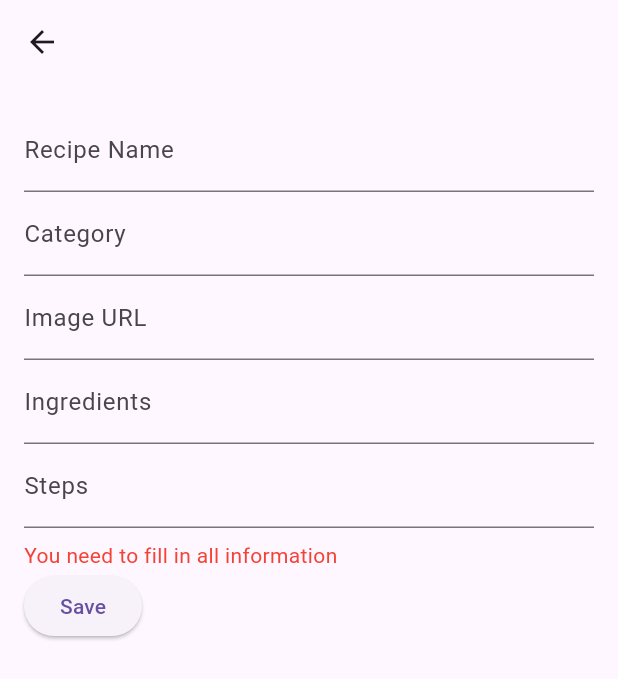
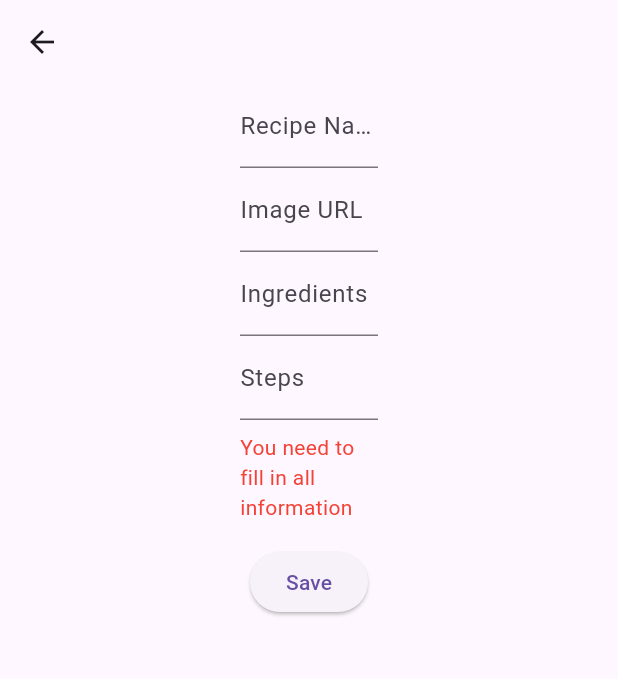
Before and after one commit to JuliePrazakova/Flutter-recipe-app, a Flutter app: the RecipeDetailsPage screen opened directly with empty values, after a tap on "Save", on a phone screen of 412 x 824 dp. Shown: the top 679 px of the screen. Run offline on Flutter 3.47's test engine with Material 3 defaults, Android fonts, the phone set to English and light mode, and no system bars; our stand-ins replace cloud_firestore, firebase_auth, firebase_core, flutter_riverpod, infinite_scroll_pagination; accounts and stored records are empty; statements that could not run were skipped.

Commit message:
RecipeDetail UI updated

```diff
--- a/lib/pages/add_recipe.dart
+++ b/lib/pages/add_recipe.dart
@@ -6,7 +6,6 @@ import '../models/categories.dart';
 import '../providers/category_provider.dart';
 import '../providers/recipe_provider.dart';
 import '../models/recipe.dart';
-import 'app_bar.dart';
 
 class AddRecipePage extends ConsumerWidget {
   const AddRecipePage({Key? key}) : super(key: key);
--- a/lib/pages/recipe_detail.dart
+++ b/lib/pages/recipe_detail.dart
@@ -10,28 +10,27 @@ class RecipeDetailsPage extends ConsumerWidget {
 
   @override
   Widget build(BuildContext context, WidgetRef ref) {
-    final TextEditingController nameController = TextEditingController(text: recipe.name);
-    final TextEditingController categoryController = TextEditingController(text: recipe.categoryId);
-    final TextEditingController imageController = TextEditingController(text: recipe.image);
-    final TextEditingController ingredientsController = TextEditingController(text: recipe.ingredients.join('\n'));
-    final TextEditingController stepsController = TextEditingController(text: recipe.steps.join('\n'));
+    final TextEditingController nameController =
+        TextEditingController(text: recipe.name);
+    final TextEditingController imageController =
+        TextEditingController(text: recipe.image);
+    final TextEditingController ingredientsController =
+        TextEditingController(text: recipe.ingredients.join('\n'));
+    final TextEditingController stepsController =
+        TextEditingController(text: recipe.steps.join('\n'));
 
     return Scaffold(
       appBar: AppBar(
         title: Text(recipe.name),
       ),
       body: Padding(
-        padding: const EdgeInsets.all(16.0),
+        padding: const EdgeInsets.symmetric(horizontal: 160.0),
         child: Column(
-          crossAxisAlignment: CrossAxisAlignment.start,
+          crossAxisAlignment: CrossAxisAlignment.center,
           children: [
             TextField(
               controller: nameController,
               decoration: const InputDecoration(labelText: 'Recipe Name'),
-            ),
-            TextField(
-              controller: categoryController,
-              decoration: const InputDecoration(labelText: 'Category'),
             ),
             TextField(
               controller: imageController,
@@ -64,6 +63,7 @@ class RecipeDetailsPage extends ConsumerWidget {
                 }
               },
             ),
+            const SizedBox(height: 16),
             ElevatedButton(
               onPressed: () {
                 if (nameController.text.isEmpty ||
@@ -75,7 +75,7 @@ class RecipeDetailsPage extends ConsumerWidget {
                   final updatedRecipe = Recipe(
                     id: recipe.id,
                     name: nameController.text,
-                    categoryId: categoryController.text,
+                    categoryId: recipe.categoryId,
                     image: imageController.text,
                     ingredients: ingredientsController.text.split('\n'),
                     steps: stepsController.text.split('\n'),
@@ -83,7 +83,9 @@ class RecipeDetailsPage extends ConsumerWidget {
                     fav: recipe.fav,
                   );
                   ref.read(showErrorMessagesProvider.notifier).setFalse();
-                  ref.watch(recipeProviderState.notifier).updateRecipe(updatedRecipe);
+                  ref
+                      .watch(recipeProviderState.notifier)
+                      .updateRecipe(updatedRecipe);
                   Navigator.pop(context);
                 }
               },
@@ -96,7 +98,9 @@ class RecipeDetailsPage extends ConsumerWidget {
   }
 }
 
-final showErrorMessagesProvider = StateNotifierProvider<ShowErrorMessages, bool>((ref) => ShowErrorMessages());
+final showErrorMessagesProvider =
+    StateNotifierProvider<ShowErrorMessages, bool>(
+        (ref) => ShowErrorMessages());
 
 class ShowErrorMessages extends StateNotifier<bool> {
   ShowErrorMessages() : super(false);
@@ -104,6 +108,7 @@ class ShowErrorMessages extends StateNotifier<bool> {
   void setTrue() {
     state = true;
   }
+
   void setFalse() {
     state = false;
   }
```
